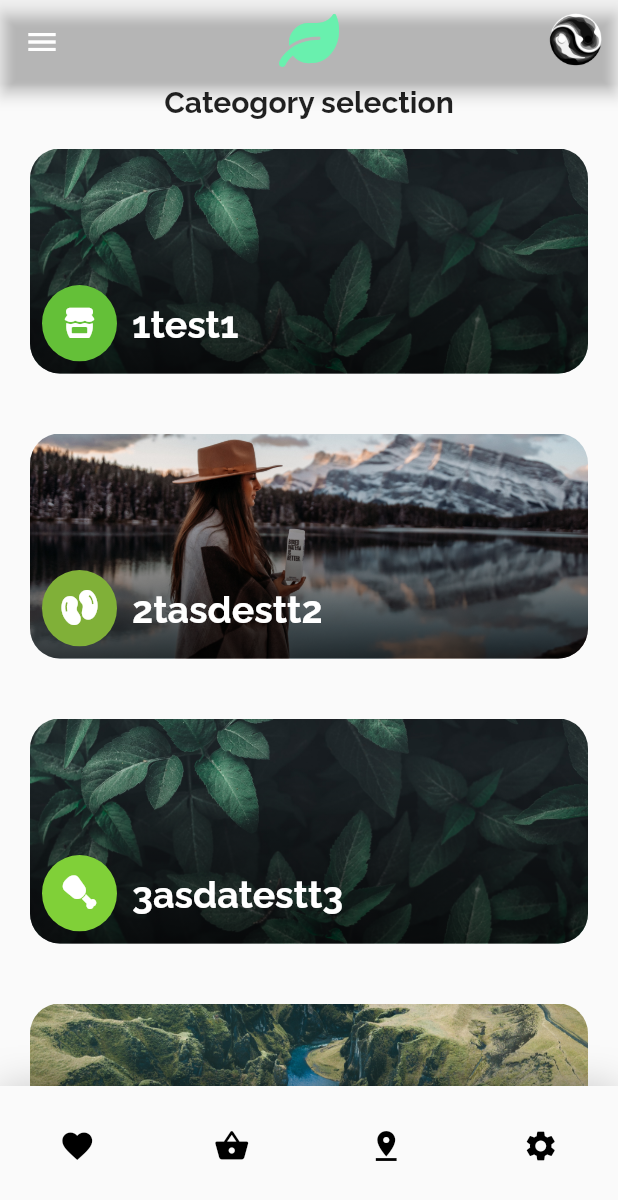
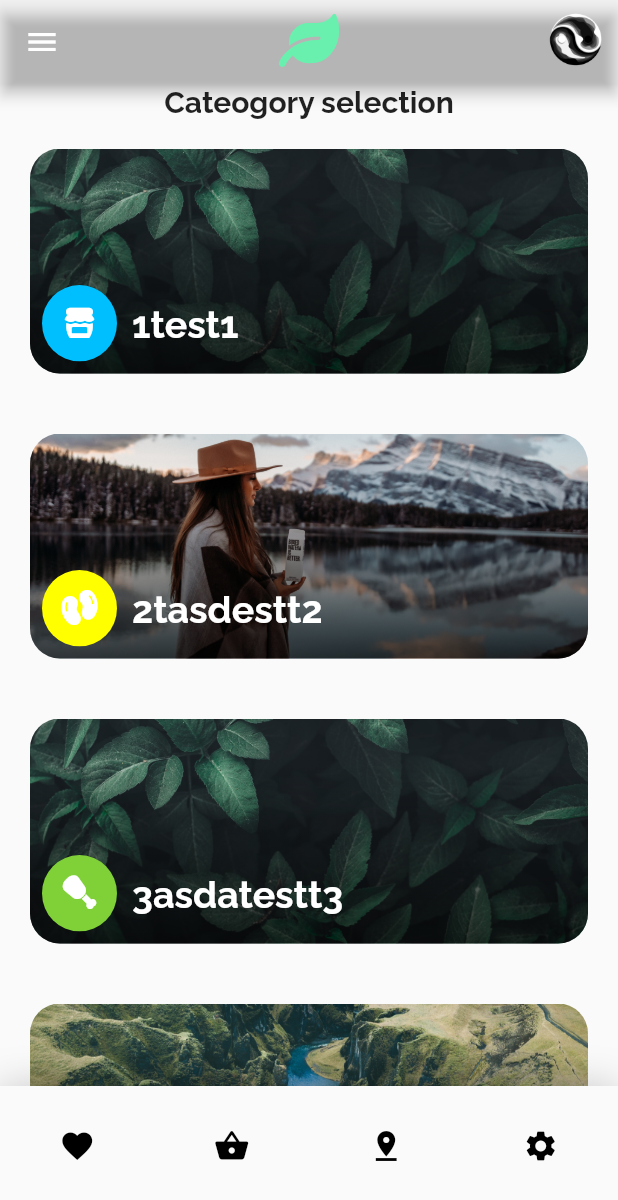
Before and after one commit to rohilrajkarki/vision, a Flutter app: the CategoryListPage screen opened directly, on a phone screen of 412 x 824 dp. Shown: the top 1200 px of the screen. Run offline on Flutter 3.47's test engine with Material 2 defaults, Android fonts, the phone set to English and light mode, and no system bars.

Commit message:
sub_catageory_part1

```diff
--- a/lib/helpers/utils.dart
+++ b/lib/helpers/utils.dart
@@ -6,14 +6,14 @@ class Utils {
   static List<Category> getMockedCategories() {
     return [
       Category(
-        color: Color(0xFF64C038),
+        color: Color(0xFF00bfff),
         name: "1test1",
         imgName: 'welcome_leaf',
         subCatogories: [],
         icon: 'd',
       ),
       Category(
-        color: Color(0xFF80B038),
+        color: Color(0xFFffff00),
         name: "2tasdestt2",
         imgName: 'welcome',
         subCatogories: [],
@@ -27,14 +27,14 @@ class Utils {
         icon: 'c',
       ),
       Category(
-        color: Color(0xFF80E038),
+        color: Color(0xFFff00ff),
         name: "4fasdtestt",
         imgName: 'valley',
         subCatogories: [],
         icon: 'f',
       ),
       Category(
-        color: Color(0xFF80B038),
+        color: Color(0xFF808080),
         name: "2tasdestt2",
         imgName: 'welcome',
         subCatogories: [],
--- a/lib/main.dart
+++ b/lib/main.dart
@@ -1,4 +1,6 @@
 import 'package:flutter/material.dart';
+import 'package:ying_yang/helpers/utils.dart';
+import 'package:ying_yang/pages/selected_category_page.dart';
 import 'package:ying_yang/pages/splash_page.dart';
 import 'package:ying_yang/pages/welcome_pages.dart';
 
@@ -9,5 +11,8 @@ void main() {
     home:
         //CategoryListPage()
         SplashPage(duration: 1, goToPage: WelcomePage()),
+    //   SelectedCategoryPage(
+    // selectedCategory: Utils.getMockedCategories()[0],
+    // ),
   ));
 }
```
Also changed, not shown: lib/models/subcategory.dart (added, +18 -0 lines), lib/pages/selected_category_page.dart (+49 -1 lines).
